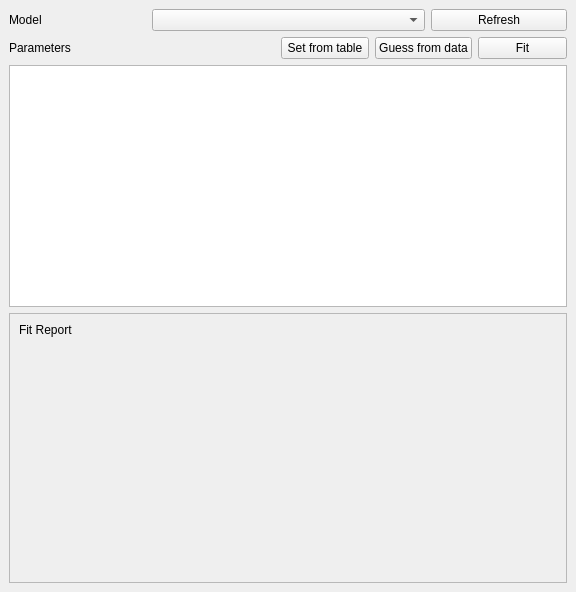
Above: resources/ui/fit_dock.ui from tugatoconhelado/lab_analyzer before the change. Below: the same form after it.
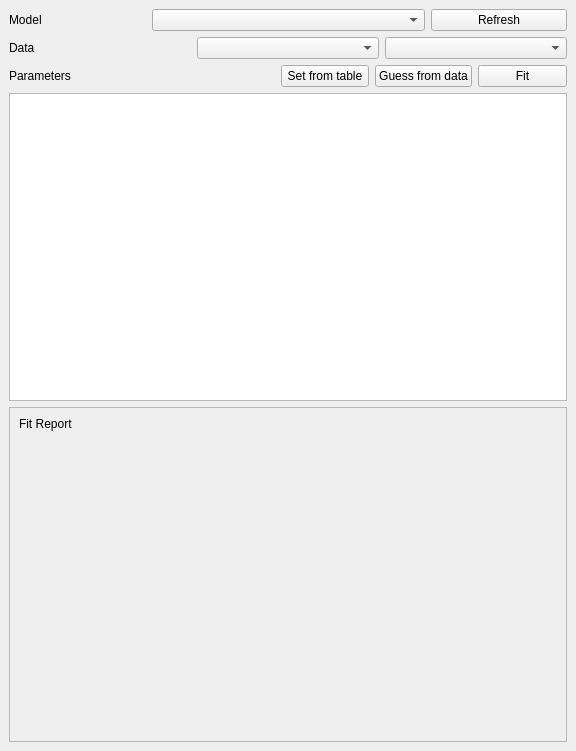
That is the form after the change.

Commit message: Fitting ported to new data structures

```diff
--- a/resources/ui/fit_dock.ui
+++ b/resources/ui/fit_dock.ui
@@ -7,14 +7,14 @@
     <x>0</x>
     <y>0</y>
     <width>576</width>
-    <height>592</height>
+    <height>751</height>
    </rect>
   </property>
   <property name="windowTitle">
    <string>Fit</string>
   </property>
   <widget class="QWidget" name="fit_widget">
-   <layout class="QVBoxLayout" name="verticalLayout">
+   <layout class="QVBoxLayout" name="verticalLayout" stretch="1,1,5,5">
     <item>
      <layout class="QHBoxLayout" name="model_selection_layout" stretch="1,2,1">
       <item>
@@ -37,11 +37,40 @@
      </layout>
     </item>
     <item>
-     <layout class="QVBoxLayout" name="verticalLayout_4" stretch="1,4">
+     <layout class="QHBoxLayout" name="axis_layout" stretch="1,1,1">
+      <item>
+       <widget class="QLabel" name="data_label">
+        <property name="text">
+         <string>Data</string>
+        </property>
+       </widget>
+      </item>
+      <item>
+       <widget class="QComboBox" name="x_combo"/>
+      </item>
+      <item>
+       <widget class="QComboBox" name="y_combo"/>
+      </item>
+     </layout>
+    </item>
+    <item>
+     <layout class="QVBoxLayout" name="verticalLayout_4" stretch="1,7">
       <item>
        <layout class="QHBoxLayout" name="horizontalLayout_2" stretch="3,1,1,1">
         <item>
          <widget class="QLabel" name="parameters_label">
+          <property name="minimumSize">
+           <size>
+            <width>0</width>
+            <height>0</height>
+           </size>
+          </property>
+          <property name="maximumSize">
+           <size>
+            <width>16777215</width>
+            <height>32</height>
+           </size>
+          </property>
           <property name="text">
            <string>Parameters</string>
           </property>
@@ -93,7 +122,7 @@
          <x>0</x>
          <y>0</y>
          <width>550</width>
-         <height>242</height>
+         <height>279</height>
         </rect>
        </property>
        <layout class="QHBoxLayout" name="horizontalLayout_3">
```
The commit also changes 13 other files.
